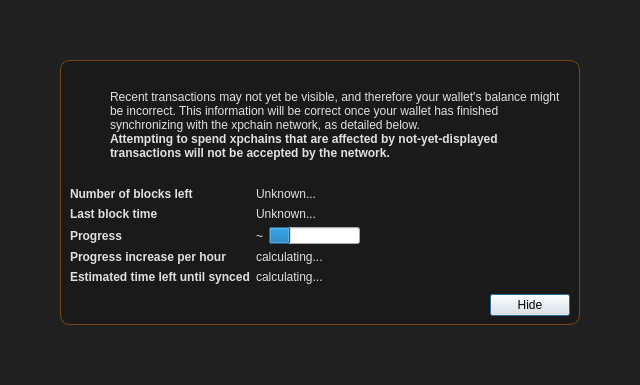
Before: the Qt Designer form src/qt/forms/modaloverlay.ui in jin7659/xpchain-community-core-upgrade, drawn with Qt 5.
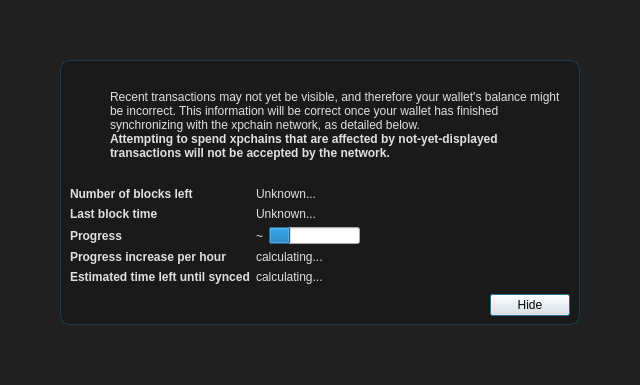
After: the same form once the commit is applied. Icons and pictures are not drawn. Custom widgets are drawn as their Qt base class.

```diff
--- a/src/qt/forms/modaloverlay.ui
+++ b/src/qt/forms/modaloverlay.ui
@@ -50,7 +50,7 @@
       <item>
        <widget class="QWidget" name="contentWidget" native="true">
         <property name="styleSheet">
-         <string notr="true">#contentWidget { background: rgba(26,26,26,245); border: 1px solid rgba(255,128,0,0.4); border-radius: 10px; }
+         <string notr="true">#contentWidget { background: rgba(26,26,26,245); border: 1px solid rgba(16, 107, 163, 0.4); border-radius: 10px; }
 
 QLabel { color: #e0e0e0; background: transparent; }</string>
         </property>
```
